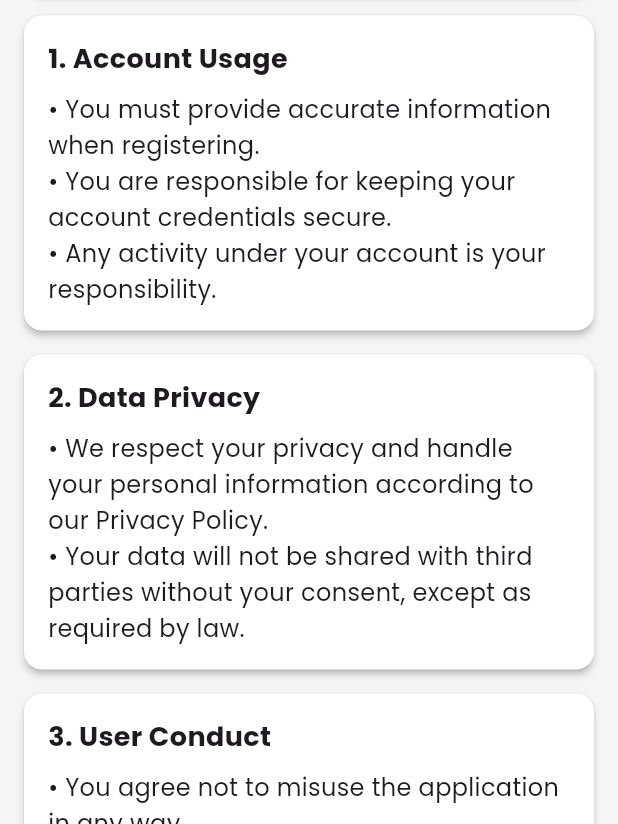
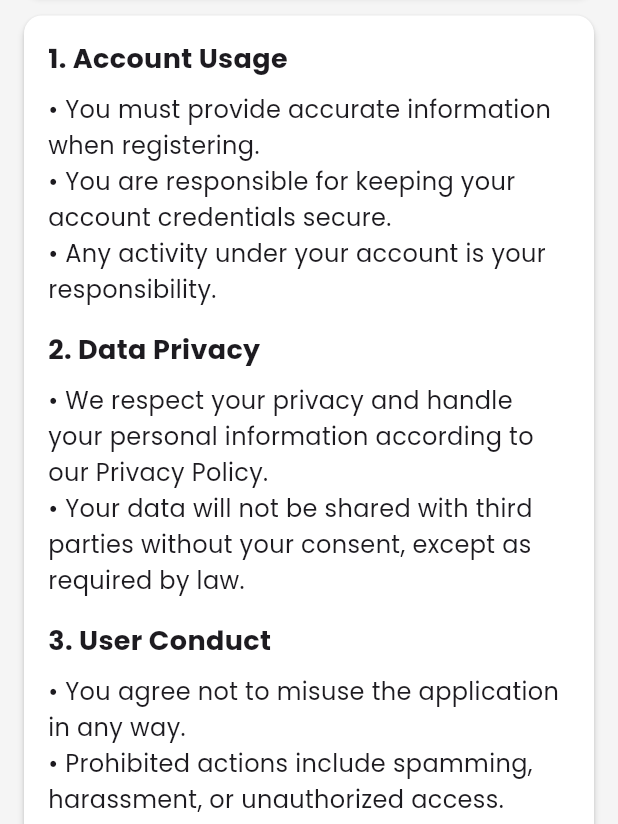
Before and after one commit to c14220107-william/SplitBillApp, a Flutter app: the TermsOfServicePage screen opened by its route, on a phone screen of 412 x 824 dp, the part 412-1236 px from its top. Run offline on Flutter 3.47's test engine with Material 3 defaults, Android fonts, the light colour scheme and no system bars; our stand-ins replace firebase_core, firebase_messaging, flutter_local_notifications, flutter_riverpod, go_router, google_fonts and 3 more; accounts and stored records are empty; network calls fail.

Commit message:
update ui terms of service

```diff
--- a/lib/features/profile/pages/terms_of_service_page.dart
+++ b/lib/features/profile/pages/terms_of_service_page.dart
@@ -47,12 +47,13 @@ class TermsOfServicePage extends StatelessWidget {
             ),
           ),
 
-          // Section 1
+          // Gabungkan Section 1, 2, 3, dan 4 menjadi satu card
           _buildCard(
             width: cardWidth,
             child: Column(
               crossAxisAlignment: CrossAxisAlignment.start,
               children: const [
+                // Section 1
                 Text(
                   '1. Account Usage',
                   style: TextStyle(fontSize: 18, fontWeight: FontWeight.bold),
@@ -64,16 +65,9 @@ class TermsOfServicePage extends StatelessWidget {
                   '• Any activity under your account is your responsibility.',
                   style: TextStyle(fontSize: 16, height: 1.5),
                 ),
-              ],
-            ),
-          ),
+                SizedBox(height: 16),
 
-          // Section 2
-          _buildCard(
-            width: cardWidth,
-            child: Column(
-              crossAxisAlignment: CrossAxisAlignment.start,
-              children: const [
+                // Section 2
                 Text(
                   '2. Data Privacy',
                   style: TextStyle(fontSize: 18, fontWeight: FontWeight.bold),
@@ -84,16 +78,9 @@ class TermsOfServicePage extends StatelessWidget {
                   '• Your data will not be shared with third parties without your consent, except as required by law.',
                   style: TextStyle(fontSize: 16, height: 1.5),
                 ),
-              ],
-            ),
-          ),
+                SizedBox(height: 16),
 
-          // Section 3
-          _buildCard(
-            width: cardWidth,
-            child: Column(
-              crossAxisAlignment: CrossAxisAlignment.start,
-              children: const [
+                // Section 3
                 Text(
                   '3. User Conduct',
                   style: TextStyle(fontSize: 18, fontWeight: FontWeight.bold),
@@ -104,16 +91,9 @@ class TermsOfServicePage extends StatelessWidget {
                   '• Prohibited actions include spamming, harassment, or unauthorized access.',
                   style: TextStyle(fontSize: 16, height: 1.5),
                 ),
-              ],
-            ),
-          ),
+                SizedBox(height: 16),
 
-          // Section 4
-          _buildCard(
-            width: cardWidth,
-            child: Column(
-              crossAxisAlignment: CrossAxisAlignment.start,
-              children: const [
+                // Section 4
                 Text(
                   '4. Changes to Terms',
                   style: TextStyle(fontSize: 18, fontWeight: FontWeight.bold),
```
